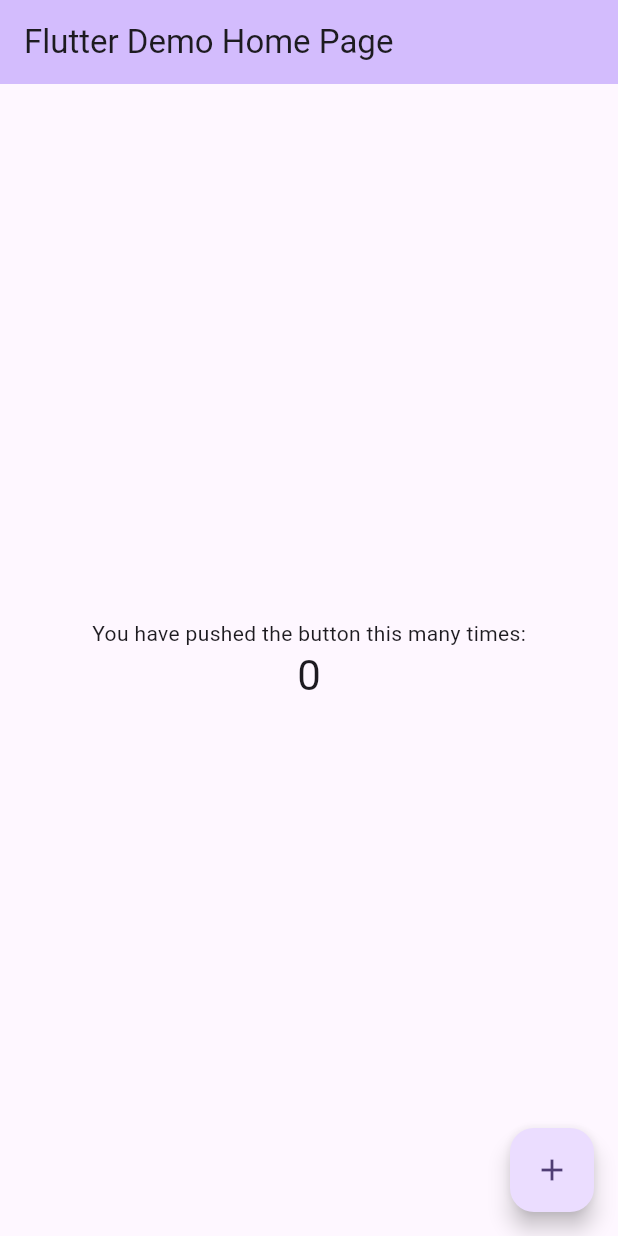
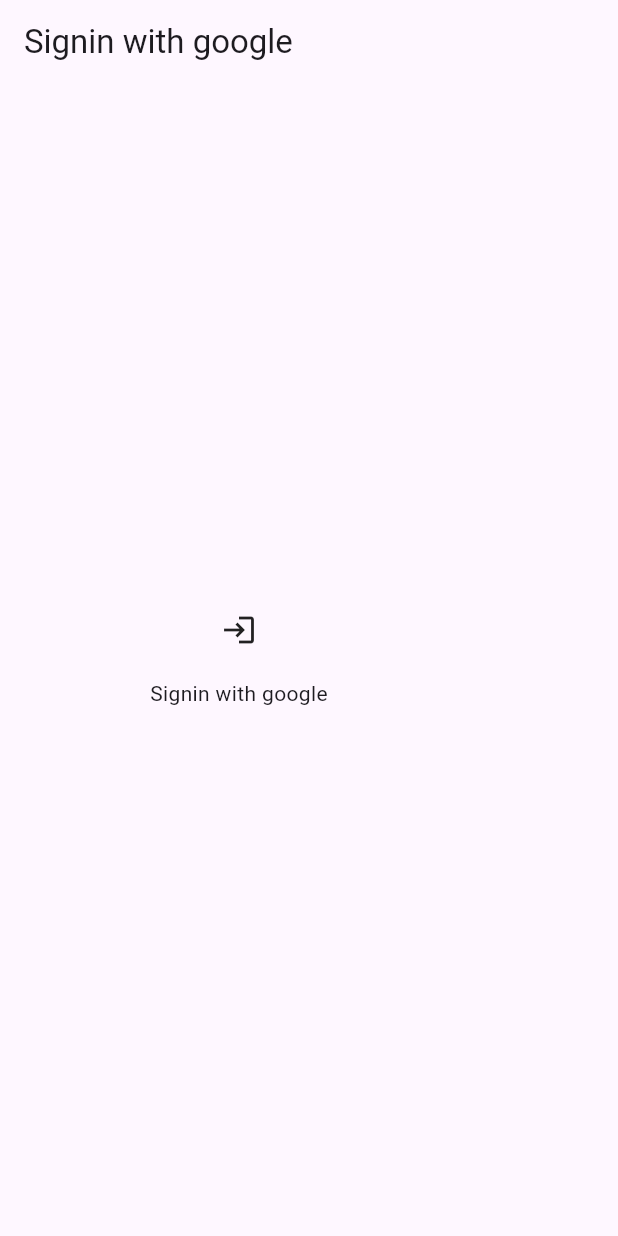
Before and after one commit to divyanshuAntino/firebase_implementation, a Flutter app: the screen it shows after launch, on a phone screen of 412 x 824 dp. Run offline on Flutter 3.47's test engine with Material 3 defaults, Android fonts, the phone set to English and light mode, and no system bars; our stand-ins replace firebase_auth, firebase_core, google_sign_in; accounts and stored records are empty.

Commit message:
sign in and sign out by google

```diff
--- /dev/null
+++ b/lib/auth/screen/signin_screen.dart
@@ -0,0 +1,62 @@
+import 'dart:developer';
+
+import 'package:firebase_auth/firebase_auth.dart';
+import 'package:firebase_implementation/auth/screen/signed_in_screen.dart';
+import 'package:flutter/material.dart';
+import 'package:google_sign_in/google_sign_in.dart';
+
+class SigninScreen extends StatefulWidget {
+  const SigninScreen({super.key});
+
+  @override
+  State<SigninScreen> createState() => _SigninScreenState();
+}
+
+class _SigninScreenState extends State<SigninScreen> {
+  final GoogleSignIn googleSignIn = GoogleSignIn();
+  Future<void> signinWithGoogle() async {
+    try {
+      final GoogleSignInAccount? googleSignInAccount =
+          await googleSignIn.signIn();
+      final GoogleSignInAuthentication googleSignInAuthentication =
+          await googleSignInAccount!.authentication;
+      final AuthCredential credential = GoogleAuthProvider.credential(
+          accessToken: googleSignInAuthentication.accessToken,
+          idToken: googleSignInAuthentication.idToken);
+      final UserCredential userCredential =
+          await FirebaseAuth.instance.signInWithCredential(credential);
+      final User? user = userCredential.user;
+      log(user.toString());
+      Navigator.push(
+          context, MaterialPageRoute(builder: (context) => SignedInScreen()));
+    } catch (e) {
+      print(e.toString());
+    }
+  }
+
+  @override
+  Widget build(BuildContext context) {
+    return Scaffold(
+      appBar: AppBar(
+        title: const Text("Signin with google"),
+      ),
+      body: Padding(
+        padding: EdgeInsets.symmetric(horizontal: 100),
+        child: Column(
+          mainAxisAlignment: MainAxisAlignment.center,
+          children: [
+            GestureDetector(
+                onTap: () {
+                  signinWithGoogle();
+                },
+                child: const Icon(Icons.login)),
+            const SizedBox(
+              height: 20,
+            ),
+            const Text("Signin with google"),
+          ],
+        ),
+      ),
+    );
+  }
+}
--- a/lib/main.dart
+++ b/lib/main.dart
@@ -1,6 +1,10 @@
+import 'package:firebase_core/firebase_core.dart';
+import 'package:firebase_implementation/auth/screen/signin_screen.dart';
 import 'package:flutter/material.dart';
 
-void main() {
+void main() async {
+  WidgetsFlutterBinding.ensureInitialized();
+  await Firebase.initializeApp();
   runApp(const MyApp());
 }
 
@@ -11,115 +15,11 @@
   @override
   Widget build(BuildContext context) {
     return MaterialApp(
-      title: 'Flutter Demo',
-      theme: ThemeData(
-        // This is the theme of your application.
-        //
-        // TRY THIS: Try running your application with "flutter run". You'll see
-        // the application has a purple toolbar. Then, without quitting the app,
-        // try changing the seedColor in the colorScheme below to Colors.green
-        // and then invoke "hot reload" (save your changes or press the "hot
-        // reload" button in a Flutter-supported IDE, or press "r" if you used
-        // the command line to start the app).
-        //
-        // Notice that the counter didn't reset back to zero; the application
-        // state is not lost during the reload. To reset the state, use hot
-        // restart instead.
-        //
-        // This works for code too, not just values: Most code changes can be
-        // tested with just a hot reload.
-        colorScheme: ColorScheme.fromSeed(seedColor: Colors.deepPurple),
-        useMaterial3: true,
-      ),
-      home: const MyHomePage(title: 'Flutter Demo Home Page'),
-    );
+        title: 'Flutter Demo',
+        theme: ThemeData(
+          colorScheme: ColorScheme.fromSeed(seedColor: Colors.deepPurple),
+          useMaterial3: true,
+        ),
+        home: const SigninScreen());
   }
 }
-
-class MyHomePage extends StatefulWidget {
-  const MyHomePage({super.key, required this.title});
-
-  // This widget is the home page of your application. It is stateful, meaning
-  // that it has a State object (defined below) that contains fields that affect
-  // how it looks.
-
-  // This class is the configuration for the state. It holds the values (in this
-  // case the title) provided by the parent (in this case the App widget) and
-  // used by the build method of the State. Fields in a Widget subclass are
-  // always marked "final".
-
-  final String title;
-
-  @override
-  State<MyHomePage> createState() => _MyHomePageState();
-}
-
-class _MyHomePageState extends State<MyHomePage> {
-  int _counter = 0;
-
-  void _incrementCounter() {
-    setState(() {
-      // This call to setState tells the Flutter framework that something has
-      // changed in this State, which causes it to rerun the build method below
-      // so that the display can reflect the updated values. If we changed
-      // _counter without calling setState(), then the build method would not be
-      // called again, and so nothing would appear to happen.
-      _counter++;
-    });
-  }
-
-  @override
-  Widget build(BuildContext context) {
-    // This method is rerun every time setState is called, for instance as done
-    // by the _incrementCounter method above.
-    //
-    // The Flutter framework has been optimized to make rerunning build methods
-    // fast, so that you can just rebuild anything that needs updating rather
-    // than having to individually change instances of widgets.
-    return Scaffold(
-      appBar: AppBar(
-        // TRY THIS: Try changing the color here to a specific color (to
-        // Colors.amber, perhaps?) and trigger a hot reload to see the AppBar
-        // change color while the other colors stay the same.
-        backgroundColor: Theme.of(context).colorScheme.inversePrimary,
-        // Here we take the value from the MyHomePage object that was created by
-        // the App.build method, and use it to set our appbar title.
-        title: Text(widget.title),
-      ),
-      body: Center(
-        // Center is a layout widget. It takes a single child and positions it
-        // in the middle of the parent.
-        child: Column(
-          // Column is also a layout widget. It takes a list of children and
-          // arranges them vertically. By default, it sizes itself to fit its
-          // children horizontally, and tries to be as tall as its parent.
-          //
-          // Column has various properties to control how it sizes itself and
-          // how it positions its children. Here we use mainAxisAlignment to
-          // center the children vertically; the main axis here is the vertical
-          // axis because Columns are vertical (the cross axis would be
-          // horizontal).
-          //
-          // TRY THIS: Invoke "debug painting" (choose the "Toggle Debug Paint"
-          // action in the IDE, or press "p" in the console), to see the
-          // wireframe for each widget.
-          mainAxisAlignment: MainAxisAlignment.center,
-          children: <Widget>[
-            const Text(
-              'You have pushed the button this many times:',
-            ),
-            Text(
-              '$_counter',
-              style: Theme.of(context).textTheme.headlineMedium,
-            ),
-          ],
-        ),
-      ),
-      floatingActionButton: FloatingActionButton(
-        onPressed: _incrementCounter,
-        tooltip: 'Increment',
-        child: const Icon(Icons.add),
-      ), // This trailing comma makes auto-formatting nicer for build methods.
-    );
-  }
-}
--- a/pubspec.yaml
+++ b/pubspec.yaml
@@ -33,6 +33,7 @@
   firebase_core: ^3.10.1
   firebase_auth: ^5.4.1
   firebase_messaging: ^15.2.1
+  google_sign_in: ^6.2.2
 
 
   # The following adds the Cupertino Icons font to your application.
```
Also changed, not shown: lib/auth/screen/signed_in_screen.dart (added, +36 -0 lines), pubspec.lock, 2 other files.
